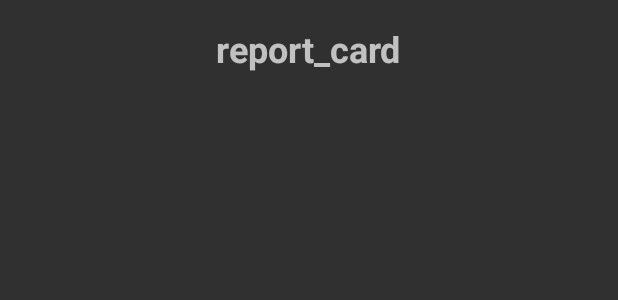
After one commit to cemoliber/ProfessorMath, an Android app: the layout activity_report_card.xml on its own in the app's theme, with its tools: preview values and no code run, on a phone screen of 412 x 824 dp. The commit adds this screen. Shown: the top 300 px of the screen. Run offline under Robolectric (Android 15) with nearby library versions, the phone set to English and light mode, and no system bars.

Commit message:
ListView and SQLite database added for performance recording

```diff
--- a/Math2 - Kopya (4)/app/build.gradle
+++ b/Math2 - Kopya (4)/app/build.gradle
@@ -44,5 +44,6 @@ dependencies {
     androidTestImplementation 'androidx.test.ext:junit:1.2.1'
     androidTestImplementation 'androidx.test.espresso:espresso-core:3.6.1'
     implementation 'com.google.android.gms:play-services-ads:23.3.0'
-
+    implementation "androidx.sqlite:sqlite:2.2.0"
+    implementation "androidx.sqlite:sqlite-framework:2.2.0"
 }
--- a/Math2 - Kopya (4)/app/src/main/res/layout/activity_operations.xml
+++ b/Math2 - Kopya (4)/app/src/main/res/layout/activity_operations.xml
@@ -70,7 +70,7 @@
         />
 
     <Button
-        android:id="@+id/scoreSubCardButton"
+        android:id="@+id/reportCardButton"
         android:layout_width="match_parent"
         android:layout_height="50dp"
         android:layout_alignParentBottom="true"
--- /dev/null
+++ b/Math2 - Kopya (4)/app/src/main/res/layout/activity_report_card.xml
@@ -0,0 +1,27 @@
+<?xml version="1.0" encoding="utf-8"?>
+<LinearLayout xmlns:android="http://schemas.android.com/apk/res/android"
+    android:layout_width="match_parent"
+    android:layout_height="match_parent"
+    xmlns:tools="http://schemas.android.com/tools"
+    android:orientation="vertical"
+    tools:context=".ReportCard"
+    android:padding="16dp">
+
+    <TextView
+        android:layout_width="wrap_content"
+        android:layout_height="wrap_content"
+        android:text="report_card"
+        android:textSize="24sp"
+        android:textStyle="bold"
+        android:layout_gravity="center"
+        android:paddingBottom="0dp" />
+
+    <ListView
+        android:paddingBottom="20dp"
+        android:id="@+id/listView"
+        android:layout_width="match_parent"
+        android:layout_height="wrap_content"
+        android:divider="@android:color/darker_gray"
+        android:dividerHeight="1dp" />
+
+</LinearLayout>
```
Also changed, not shown: Math2 - Kopya (4)/app/src/main/AndroidManifest.xml (+7 -10 lines), Math2 - Kopya (4)/app/src/main/java/com/example/math2/DatabaseHelper.kt (added, +64 -0 lines), Math2 - Kopya (4)/app/src/main/java/com/example/math2/Operations.kt (+7 -0 lines), Math2 - Kopya (4)/app/src/main/java/com/example/math2/ReportCard.kt (added, +27 -0 lines), Math2 - Kopya (4)/app/src/main/java/com/example/math2/SumOperation.kt (+74 -8 lines).
